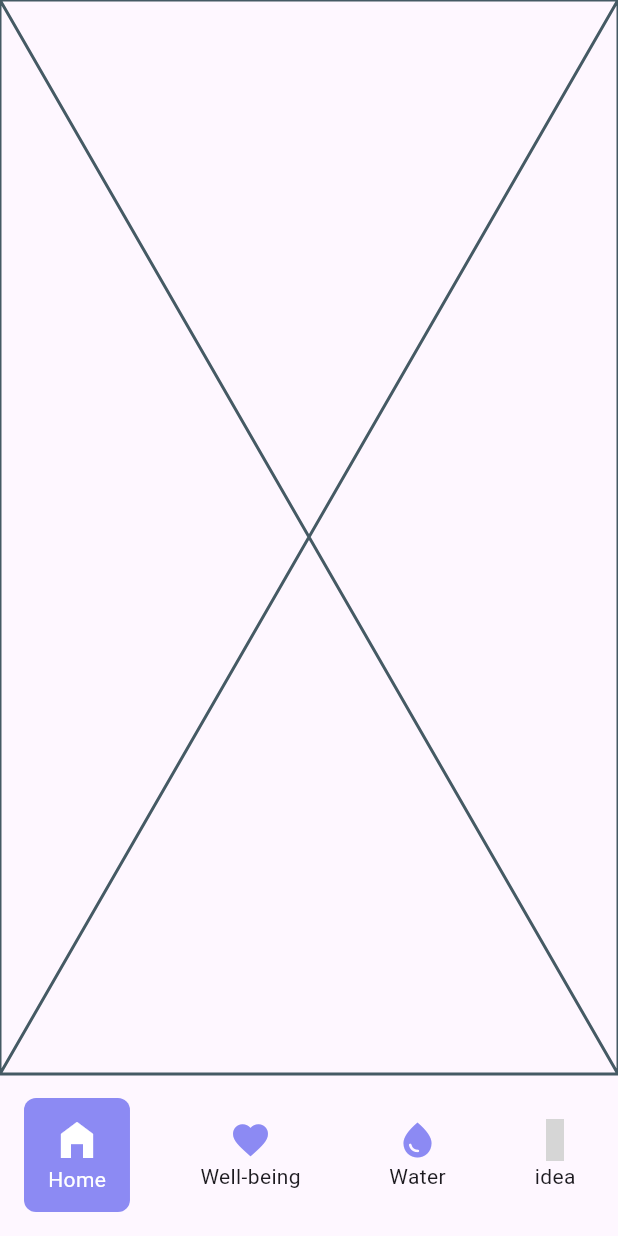
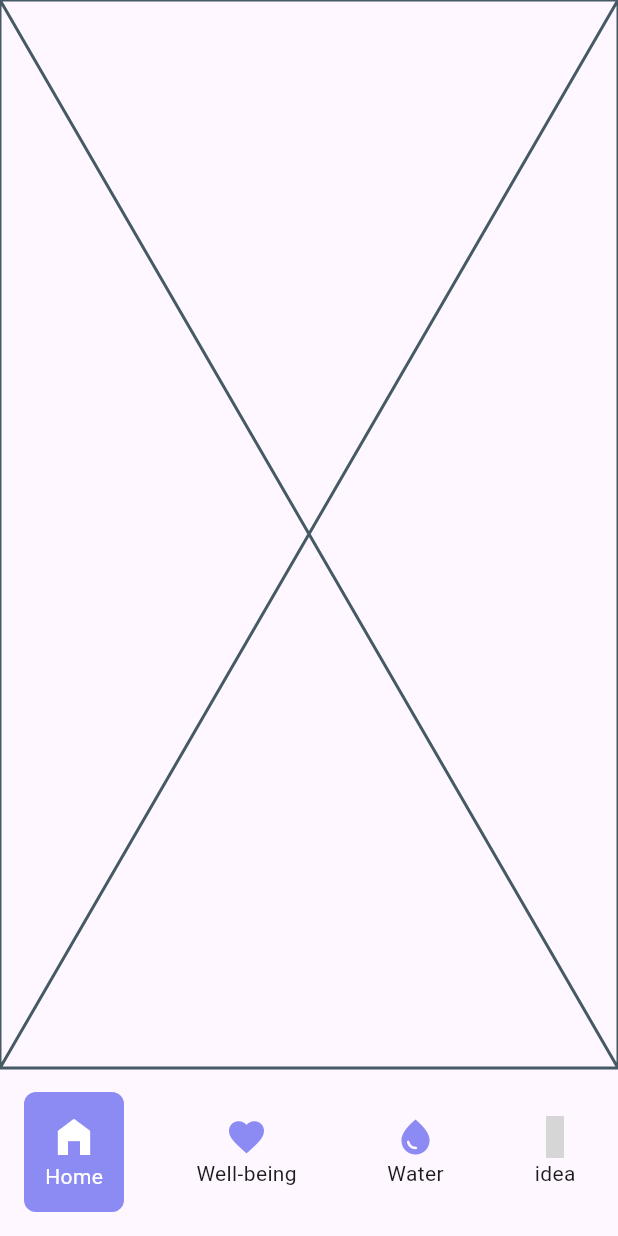
Before and after one commit to JAICHANGPARK/flutter_notebook_chapter_43, a Flutter app: the HabitJournalMainScreen screen opened directly, on a phone screen of 412 x 824 dp. Run offline on Flutter 3.47's test engine with Material 3 defaults, Android fonts, the phone set to English and light mode, and no system bars; our stand-ins replace gap, hugeicons; grey boxes are pictures that could not be loaded.

Commit message:
Update habit_journal_main_screen.dart

```diff
--- a/lib/ep2173_habit_journal_app/ui/habit_journal_main_screen.dart
+++ b/lib/ep2173_habit_journal_app/ui/habit_journal_main_screen.dart
@@ -30,7 +30,7 @@ class _HabitJournalMainScreenState extends State<HabitJournalMainScreen> {
                     color: HabitAppTheme.primary,
                     borderRadius: BorderRadius.circular(8),
                   ),
-                  padding: EdgeInsets.symmetric(horizontal: 16, vertical: 12),
+                  padding: EdgeInsets.symmetric(horizontal: 14, vertical: 14),
                   child: Column(
                     children: [
                       Icon(
```
